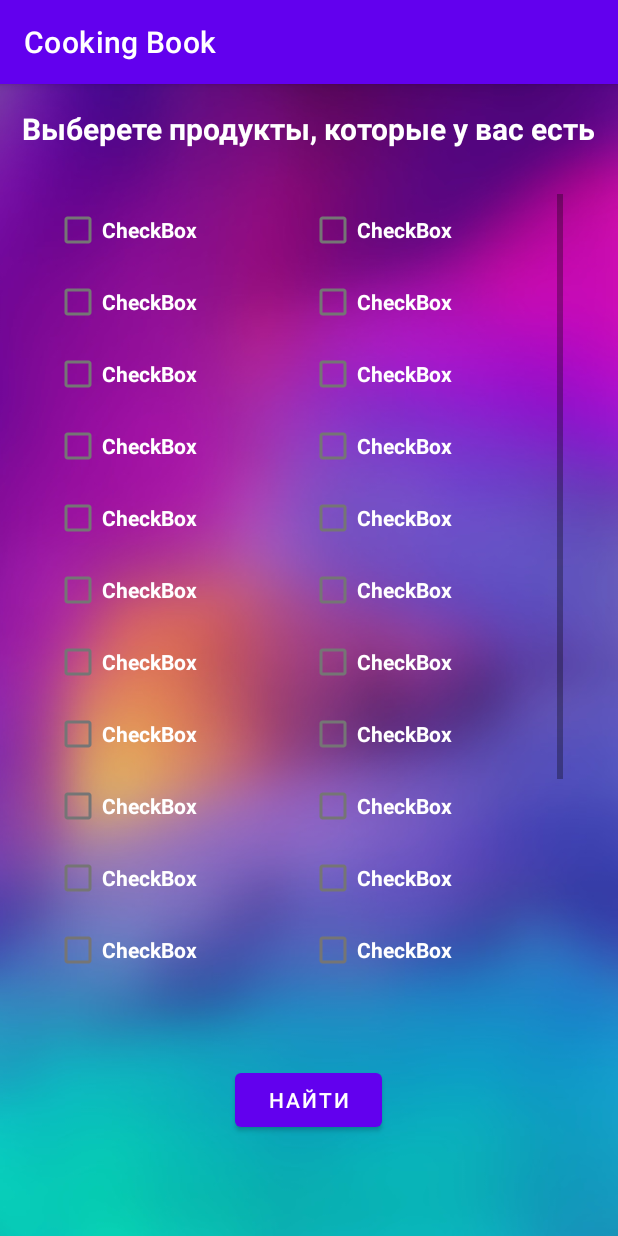
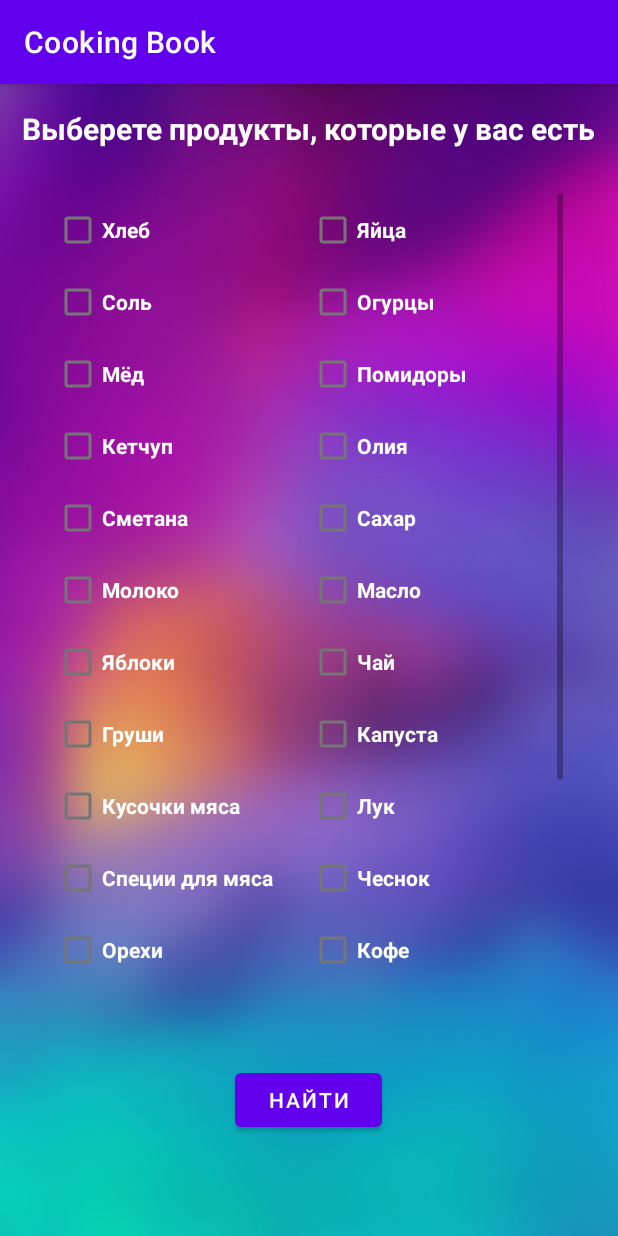
Before and after one commit to Maxyanushev/StudentCookingBook, an Android app: the CheckBoxRecipes screen opened directly, with no data from a screen before it, on a phone screen of 412 x 824 dp. Run offline under Robolectric (Android 15) with nearby library versions, the phone set to English and light mode, and no system bars.

Commit message:
commit-a

```diff
--- a/app/src/main/AndroidManifest.xml
+++ b/app/src/main/AndroidManifest.xml
@@ -9,7 +9,9 @@
         android:roundIcon="@mipmap/ic_launcher_round"
         android:supportsRtl="true"
         android:theme="@style/Theme.CookingBook">
-        <activity android:name=".CheckBoxRecipes"></activity>
+        <activity android:name=".CheckBoxRecipes">
+
+        </activity>
         <activity android:name=".ListOfRecipes" />
         <activity android:name=".MainActivity">
             <intent-filter>
--- a/app/src/main/res/anim/mycomboforimage.xml
+++ b/app/src/main/res/anim/mycomboforimage.xml
@@ -4,7 +4,7 @@
         xmlns:android="http://schemas.android.com/apk/res/android"
         android:fromAlpha="0.0"
         android:toAlpha="1.0"
-        android:duration="1500">
+        android:duration="2000">
 
     </alpha>
 
@@ -14,7 +14,7 @@
         android:toXDelta="0"
         android:fromYDelta="-200"
         android:toYDelta="0"
-        android:duration="1500">
+        android:duration="2000">
 
     </translate>
 
--- a/app/src/main/res/anim/mycombofortext.xml
+++ b/app/src/main/res/anim/mycombofortext.xml
@@ -3,8 +3,8 @@
     xmlns:android="http://schemas.android.com/apk/res/android"
     android:fromXDelta="-300"
     android:toXDelta="0"
-    android:fromYDelta="500"
-    android:toYDelta="500"
-    android:duration="1500">
+    android:fromYDelta="0"
+    android:toYDelta="0"
+    android:duration="2000">
 
 </translate>
--- a/app/src/main/res/layout/activity_check_box_recipes.xml
+++ b/app/src/main/res/layout/activity_check_box_recipes.xml
@@ -54,123 +54,123 @@
 
                     <CheckBox
                         android:id="@+id/checkBox19"
-                        android:textColor="@color/white"
-                        android:textStyle="bold"
                         android:layout_width="match_parent"
                         android:layout_height="wrap_content"
-                        android:text="CheckBox" />
+                        android:text="Хлеб"
+                        android:textColor="@color/white"
+                        android:textStyle="bold" />
 
                     <CheckBox
                         android:id="@+id/checkBox18"
-                        android:textColor="@color/white"
-                        android:textStyle="bold"
                         android:layout_width="match_parent"
                         android:layout_height="wrap_content"
-                        android:text="CheckBox" />
+                        android:text="Соль"
+                        android:textColor="@color/white"
+                        android:textStyle="bold" />
 
                     <CheckBox
                         android:id="@+id/checkBox"
-                        android:textColor="@color/white"
-                        android:textStyle="bold"
                         android:layout_width="match_parent"
                         android:layout_height="wrap_content"
-                        android:text="CheckBox" />
+                        android:text="Мёд"
+                        android:textColor="@color/white"
+                        android:textStyle="bold" />
 
                     <CheckBox
                         android:id="@+id/checkBox2"
-                        android:textColor="@color/white"
-                        android:textStyle="bold"
                         android:layout_width="170dp"
                         android:layout_height="wrap_content"
-                        android:text="CheckBox" />
+                        android:text="Кетчуп"
+                        android:textColor="@color/white"
+                        android:textStyle="bold" />
 
                     <CheckBox
                         android:id="@+id/checkBox4"
-                        android:textColor="@color/white"
-                        android:textStyle="bold"
                         android:layout_width="match_parent"
                         android:layout_height="wrap_content"
-                        android:text="CheckBox" />
+                        android:text="Сметана"
+                        android:textColor="@color/white"
+                        android:textStyle="bold" />
 
                     <CheckBox
                         android:id="@+id/checkBox5"
-                        android:textColor="@color/white"
-                        android:textStyle="bold"
                         android:layout_width="match_parent"
                         android:layout_height="wrap_content"
-                        android:text="CheckBox" />
+                        android:text="Молоко"
+                        android:textColor="@color/white"
+                        android:textStyle="bold" />
 
                     <CheckBox
                         android:id="@+id/checkBox9"
-                        android:textColor="@color/white"
-                        android:textStyle="bold"
                         android:layout_width="match_parent"
                         android:layout_height="wrap_content"
-                        android:text="CheckBox" />
+                        android:text="Яблоки"
+                        android:textColor="@color/white"
+                        android:textStyle="bold" />
 
                     <CheckBox
                         android:id="@+id/checkBox10"
-                        android:textColor="@color/white"
-                        android:textStyle="bold"
                         android:layout_width="match_parent"
                         android:layout_height="wrap_content"
-                        android:text="CheckBox" />
+                        android:text="Груши"
+                        android:textColor="@color/white"
+                        android:textStyle="bold" />
 
                     <CheckBox
                         android:id="@+id/checkBox11"
-                        android:textColor="@color/white"
-                        android:textStyle="bold"
                         android:layout_width="match_parent"
                         android:layout_height="wrap_content"
-                        android:text="CheckBox" />
+                        android:text="Кусочки мяса"
+                        android:textColor="@color/white"
+                        android:textStyle="bold" />
 
                     <CheckBox
                         android:id="@+id/checkBox12"
-                        android:textColor="@color/white"
-                        android:textStyle="bold"
                         android:layout_width="match_parent"
                         android:layout_height="wrap_content"
-                        android:text="CheckBox" />
+                        android:text="Специи для мяса"
+                        android:textColor="@color/white"
+                        android:textStyle="bold" />
 
                     <CheckBox
                         android:id="@+id/checkBox13"
-                        android:textColor="@color/white"
-                        android:textStyle="bold"
                         android:layout_width="match_parent"
                         android:layout_height="wrap_content"
-                        android:text="CheckBox" />
+                        android:text="Орехи"
+                        android:textColor="@color/white"
+                        android:textStyle="bold" />
 
                     <CheckBox
                         android:id="@+id/checkBox14"
-                        android:textColor="@color/white"
-                        android:textStyle="bold"
                         android:layout_width="match_parent"
                         android:layout_height="wrap_content"
-                        android:text="CheckBox" />
+                        android:text="Картошка"
+                        android:textColor="@color/white"
+                        android:textStyle="bold" />
 
                     <CheckBox
                         android:id="@+id/checkBox16"
-                        android:textColor="@color/white"
-                        android:textStyle="bold"
                         android:layout_width="match_parent"
                         android:layout_height="wrap_content"
-                        android:text="CheckBox" />
+                        android:text="Макароны"
+                        android:textColor="@color/white"
+                        android:textStyle="bold" />
 
                     <CheckBox
                         android:id="@+id/checkBox15"
-                        android:textColor="@color/white"
-                        android:textStyle="bold"
                         android:layout_width="match_parent"
                         android:layout_height="wrap_content"
-                        android:text="CheckBox" />
+                        android:text="Гречка"
+                        android:textColor="@color/white"
+                        android:textStyle="bold" />
 
                     <CheckBox
                         android:id="@+id/checkBox17"
-                        android:textColor="@color/white"
-                        android:textStyle="bold"
                         android:layout_width="match_parent"
                         android:layout_height="wrap_content"
-                        android:text="CheckBox" />
+                        android:text="Рис"
+                        android:textColor="@color/white"
+                        android:textStyle="bold" />
 
                 </LinearLayout>
 
@@ -181,123 +181,123 @@
 
                     <CheckBox
                         android:id="@+id/checkBox30"
-                        android:textColor="@color/white"
-                        android:textStyle="bold"
                         android:layout_width="match_parent"
                         android:layout_height="wrap_content"
-                        android:text="CheckBox" />
+                        android:text="Яйца"
+                        android:textColor="@color/white"
+                        android:textStyle="bold" />
 
                     <CheckBox
                         android:id="@+id/checkBox29"
-                        android:textColor="@color/white"
-                        android:textStyle="bold"
                         android:layout_width="match_parent"
                         android:layout_height="wrap_content"
-                        android:text="CheckBox" />
+                        android:text="Огурцы"
+                        android:textColor="@color/white"
+                        android:textStyle="bold" />
 
                     <CheckBox
                         android:id="@+id/checkBox20"
-                        android:textColor="@color/white"
-                        android:textStyle="bold"
                         android:layout_width="match_parent"
                         android:layout_height="wrap_content"
-                        android:text="CheckBox" />
+                        android:text="Помидоры"
+                        android:textColor="@color/white"
+                        android:textStyle="bold" />
 
                     <CheckBox
                         android:id="@+id/checkBox28"
-                        android:textColor="@color/white"
-                        android:textStyle="bold"
                         android:layout_width="match_parent"
                         android:layout_height="wrap_content"
-                        android:text="CheckBox" />
+                        android:text="Олия"
+                        android:textColor="@color/white"
+                        android:textStyle="bold" />
 
                     <CheckBox
                         android:id="@+id/checkBox27"
-                        android:textColor="@color/white"
-                        android:textStyle="bold"
                         android:layout_width="match_parent"
                         android:layout_height="wrap_content"
-                        android:text="CheckBox" />
+                        android:text="Сахар"
+                        android:textColor="@color/white"
+                        android:textStyle="bold" />
 
                     <CheckBox
                         android:id="@+id/checkBox26"
-                        android:textColor="@color/white"
-                        android:textStyle="bold"
                         android:layout_width="match_parent"
                         android:layout_height="wrap_content"
-                        android:text="CheckBox" />
+                        android:text="Масло"
+                        android:textColor="@color/white"
+                        android:textStyle="bold" />
 
                     <CheckBox
                         android:id="@+id/checkBox25"
-                        android:textColor="@color/white"
-                        android:textStyle="bold"
                         android:layout_width="match_parent"
                         android:layout_height="wrap_content"
-                        android:text="CheckBox" />
+                        android:text="Чай"
+                        android:textColor="@color/white"
+                        android:textStyle="bold" />
 
                     <CheckBox
                         android:id="@+id/checkBox24"
-                        android:textColor="@color/white"
-                        android:textStyle="bold"
                         android:layout_width="match_parent"
                         android:layout_height="wrap_content"
-                        android:text="CheckBox" />
+                        android:text="Капуста"
+                        android:textColor="@color/white"
+                        android:textStyle="bold" />
 
                     <CheckBox
                         android:id="@+id/checkBox23"
-                        android:textColor="@color/white"
-                        android:textStyle="bold"
                         android:layout_width="match_parent"
                         android:layout_height="wrap_content"
-                        android:text="CheckBox" />
+                        android:text="Лук"
+                        android:textColor="@color/white"
+                        android:textStyle="bold" />
 
                     <CheckBox
                         android:id="@+id/checkBox22"
-                        android:textColor="@color/white"
-                        android:textStyle="bold"
                         android:layout_width="match_parent"
                         android:layout_height="wrap_content"
-                        android:text="CheckBox" />
+                        android:text="Чеснок"
+                        android:textColor="@color/white"
+                        android:textStyle="bold" />
 
                     <CheckBox
                         android:id="@+id/checkBox3"
-                        android:textColor="@color/white"
-                        android:textStyle="bold"
                         android:layout_width="170dp"
                         android:layout_height="wrap_content"
-                        android:text="CheckBox" />
+                        android:text="Кофе"
+                        android:textColor="@color/white"
+                        android:textStyle="bold" />
 
                     <CheckBox
                         android:id="@+id/checkBox6"
-                        android:textColor="@color/white"
-                        android:textStyle="bold"
                         android:layout_width="match_parent"
                         android:layout_height="wrap_content"
-                        android:text="CheckBox" />
+                        android:text="Сыр"
+                        android:textColor="@color/white"
+                        android:textStyle="bold" />
 
                     <CheckBox
                         android:id="@+id/checkBox7"
-                        android:textColor="@color/white"
-                        android:textStyle="bold"
                         android:layout_width="match_parent"
                         android:layout_height="wrap_content"
-                        android:text="CheckBox" />
+                        android:text="Колбаса"
+                        android:textColor="@color/white"
+                        android:textStyle="bold" />
 
                     <CheckBox
                         android:id="@+id/checkBox8"
-                        android:textColor="@color/white"
-                        android:textStyle="bold"
                         android:layout_width="match_parent"
                         android:layout_height="wrap_content"
-                        android:text="CheckBox" />
+                        android:text="Пельмени"
+                        android:textColor="@color/white"
+                        android:textStyle="bold" />
 
                     <CheckBox
                         android:id="@+id/checkBox21"
-                        android:textColor="@color/white"
-                        android:textStyle="bold"
                         android:layout_width="match_parent"
                         android:layout_height="wrap_content"
-                        android:text="CheckBox" />
+                        android:text="Пшено"
+                        android:textColor="@color/white"
+                        android:textStyle="bold" />
                 </LinearLayout>
             </LinearLayout>
         </ScrollView>
```
Also changed, not shown: app/src/main/res/layout/activity_list_of_recipes.xml (+64 -2 lines), app/src/main/res/layout/activity_main.xml (+6 -5 lines), app/src/main/res/drawable/imgonline_com_ua_resize_jdzv2ycpbg.jpg (deleted).
